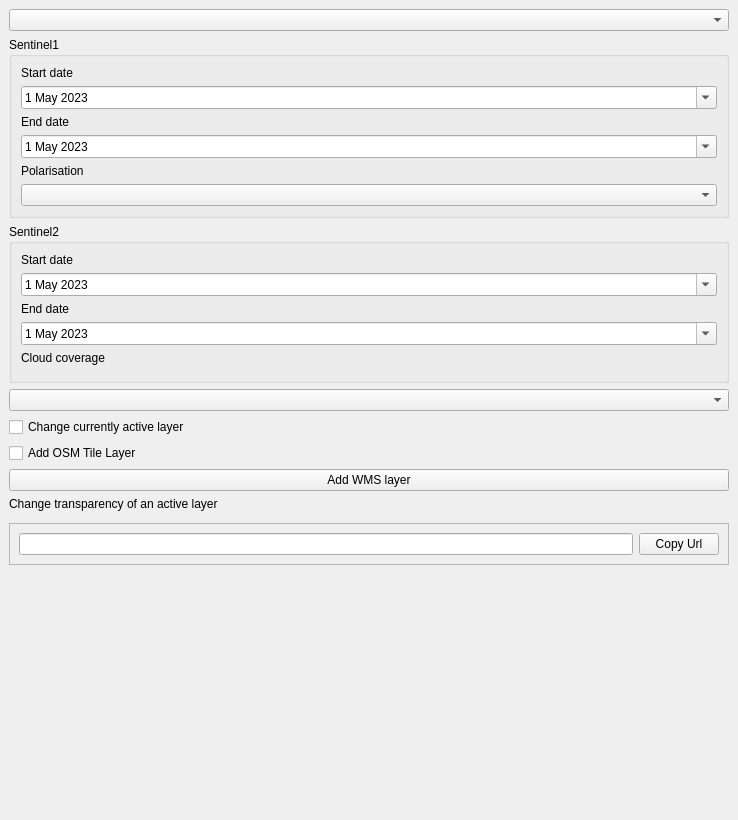
Before: the Qt Designer form sentinel_wms_dockwidget_base.ui in bojas144/sentinel_wms, drawn with Qt 5.
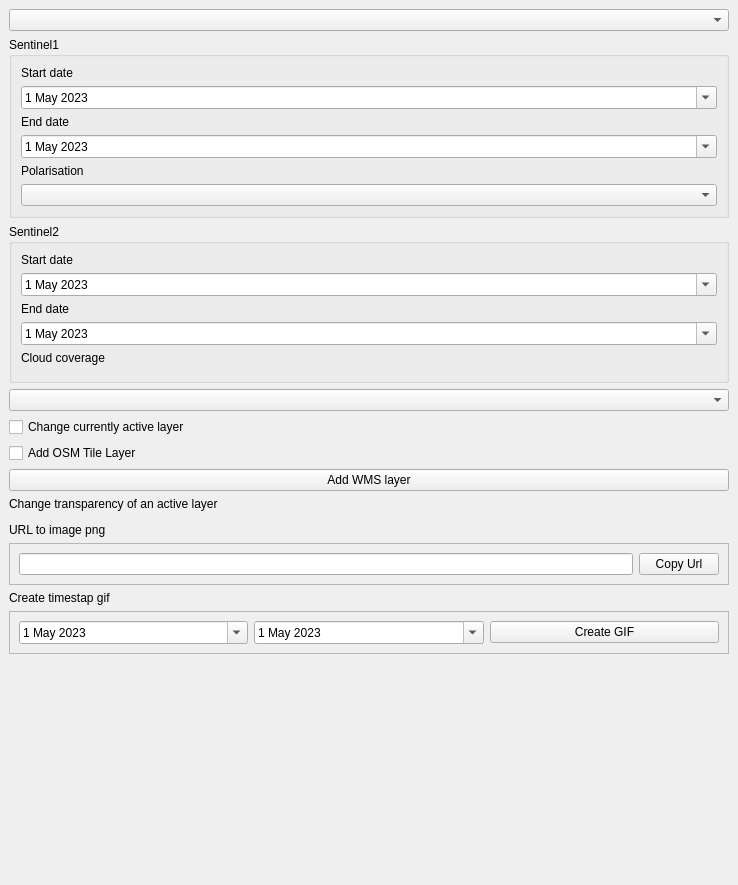
After: the same form once the commit is applied. Icons and pictures are not drawn. Custom widgets are drawn as their Qt base class.

Commit message: created layout and logic for creating gif from wms

The edit to the form file:
```diff
--- a/sentinel_wms_dockwidget_base.ui
+++ b/sentinel_wms_dockwidget_base.ui
@@ -7,7 +7,7 @@
     <x>0</x>
     <y>0</y>
     <width>738</width>
-    <height>820</height>
+    <height>885</height>
    </rect>
   </property>
   <property name="windowIcon">
@@ -255,6 +255,13 @@
       </property>
      </widget>
     </item>
+    <item>
+     <widget class="QLabel" name="label_9">
+      <property name="text">
+       <string>URL to image png</string>
+      </property>
+     </widget>
+    </item>
     <item>
      <widget class="QFrame" name="frame">
       <property name="font">
@@ -282,6 +289,74 @@
       </layout>
      </widget>
     </item>
+    <item>
+     <widget class="QLabel" name="label_8">
+      <property name="text">
+       <string>Create timestap gif</string>
+      </property>
+     </widget>
+    </item>
+    <item>
+     <widget class="QFrame" name="frame_2">
+      <property name="frameShape">
+       <enum>QFrame::StyledPanel</enum>
+      </property>
+      <property name="frameShadow">
+       <enum>QFrame::Raised</enum>
+      </property>
+      <layout class="QHBoxLayout" name="horizontalLayout_2">
+       <item>
+        <widget class="QDateEdit" name="deGifStart">
+         <property name="maximumDate">
+          <date>
+           <year>2023</year>
+           <month>5</month>
+           <day>5</day>
+          </date>
+         </property>
+         <property name="minimumDate">
+          <date>
+           <year>2023</year>
+           <month>5</month>
+           <day>1</day>
+          </date>
+         </property>
+         <property name="calendarPopup">
+          <bool>true</bool>
+         </property>
+        </widget>
+       </item>
+       <item>
+        <widget class="QDateEdit" name="deGifEnd">
+         <property name="maximumDate">
+          <date>
+           <year>2023</year>
+           <month>5</month>
+           <day>5</day>
+          </date>
+         </property>
+         <property name="minimumDate">
+          <date>
+           <year>2023</year>
+           <month>5</month>
+           <day>1</day>
+          </date>
+         </property>
+         <property name="calendarPopup">
+          <bool>true</bool>
+         </property>
+        </widget>
+       </item>
+       <item>
+        <widget class="QPushButton" name="pbCreateGif">
+         <property name="text">
+          <string>Create GIF</string>
+         </property>
+        </widget>
+       </item>
+      </layout>
+     </widget>
+    </item>
     <item>
      <widget class="QLabel" name="warning">
       <property name="font">
```
Left out of the diff: 3 changed lines with no effect on the pictures. The commit also changes 8 other files.
